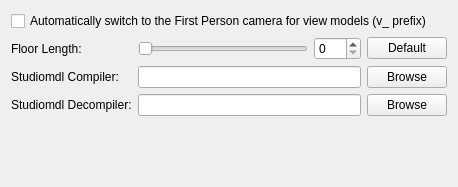
First picture: the form in src/tools/hlmv/ui/options/OptionsPageStudioModel.ui, repository SamVanheer/HalfLifeAssetManager, before the edit.
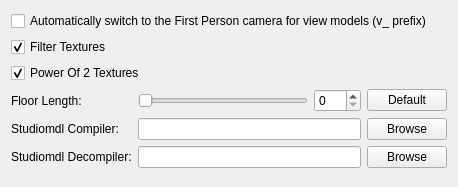
Second picture: the form after the edit.

Commit message: Add settings to the options dialog to control the default values for studiomodel "Filter Textures" & 'Power Of 2 Textures"

Patch:
```diff
--- a/src/tools/hlmv/ui/options/OptionsPageStudioModel.ui
+++ b/src/tools/hlmv/ui/options/OptionsPageStudioModel.ui
@@ -19,35 +19,86 @@
      <property name="bottomMargin">
       <number>0</number>
      </property>
-     <item row="1" column="0">
-      <widget class="QLabel" name="label">
+     <item row="4" column="0">
+      <widget class="QLabel" name="label_2">
        <property name="text">
-        <string>Floor Length:</string>
+        <string>Studiomdl Compiler:</string>
        </property>
       </widget>
      </item>
-     <item row="0" column="0" colspan="4">
-      <widget class="QCheckBox" name="AutodetectViewmodels">
+     <item row="5" column="3">
+      <widget class="QPushButton" name="BrowseDecompiler">
        <property name="text">
-        <string>Automatically switch to the First Person camera for view models (v_ prefix)</string>
+        <string>Browse</string>
        </property>
       </widget>
      </item>
-     <item row="1" column="2">
+     <item row="3" column="2">
       <widget class="QSpinBox" name="FloorLengthSpinner">
        <property name="maximum">
         <number>100</number>
        </property>
       </widget>
      </item>
-     <item row="1" column="3">
+     <item row="3" column="3">
       <widget class="QPushButton" name="ResetFloorLength">
        <property name="text">
         <string>Default</string>
        </property>
       </widget>
      </item>
-     <item row="4" column="0">
+     <item row="3" column="1">
+      <widget class="QSlider" name="FloorLengthSlider">
+       <property name="orientation">
+        <enum>Qt::Horizontal</enum>
+       </property>
+      </widget>
+     </item>
+     <item row="4" column="3">
+      <widget class="QPushButton" name="BrowseCompiler">
+       <property name="text">
+        <string>Browse</string>
+       </property>
+      </widget>
+     </item>
+     <item row="5" column="1" colspan="2">
+      <widget class="QLineEdit" name="Decompiler"/>
+     </item>
+     <item row="0" column="0" colspan="4">
+      <widget class="QCheckBox" name="AutodetectViewmodels">
+       <property name="text">
+        <string>Automatically switch to the First Person camera for view models (v_ prefix)</string>
+       </property>
+      </widget>
+     </item>
+     <item row="4" column="1" colspan="2">
+      <widget class="QLineEdit" name="Compiler"/>
+     </item>
+     <item row="5" column="0">
+      <widget class="QLabel" name="label_3">
+       <property name="text">
+        <string>Studiomdl Decompiler:</string>
+       </property>
+      </widget>
+     </item>
+     <item row="3" column="0">
+      <widget class="QLabel" name="label">
+       <property name="text">
+        <string>Floor Length:</string>
+       </property>
+      </widget>
+     </item>
+     <item row="1" column="0" colspan="4">
+      <widget class="QCheckBox" name="FilterTextures">
+       <property name="text">
+        <string>Filter Textures</string>
+       </property>
+       <property name="checked">
+        <bool>true</bool>
+       </property>
+      </widget>
+     </item>
+     <item row="6" column="0">
       <spacer name="verticalSpacer">
        <property name="orientation">
         <enum>Qt::Vertical</enum>
@@ -60,47 +111,16 @@
        </property>
       </spacer>
      </item>
-     <item row="2" column="0">
-      <widget class="QLabel" name="label_2">
+     <item row="2" column="0" colspan="4">
+      <widget class="QCheckBox" name="PowerOf2Textures">
        <property name="text">
-        <string>Studiomdl Compiler:</string>
+        <string>Power Of 2 Textures</string>
        </property>
-      </widget>
-     </item>
-     <item row="1" column="1">
-      <widget class="QSlider" name="FloorLengthSlider">
-       <property name="orientation">
-        <enum>Qt::Horizontal</enum>
+       <property name="checked">
+        <bool>true</bool>
        </property>
       </widget>
      </item>
-     <item row="3" column="0">
-      <widget class="QLabel" name="label_3">
-       <property name="text">
-        <string>Studiomdl Decompiler:</string>
-       </property>
-      </widget>
-     </item>
-     <item row="2" column="3">
-      <widget class="QPushButton" name="BrowseCompiler">
-       <property name="text">
-        <string>Browse</string>
-       </property>
-      </widget>
-     </item>
-     <item row="3" column="3">
-      <widget class="QPushButton" name="BrowseDecompiler">
-       <property name="text">
-        <string>Browse</string>
-       </property>
-      </widget>
-     </item>
-     <item row="3" column="1" colspan="2">
-      <widget class="QLineEdit" name="Decompiler"/>
-     </item>
-     <item row="2" column="1" colspan="2">
-      <widget class="QLineEdit" name="Compiler"/>
-     </item>
     </layout>
    </item>
   </layout>
```
The commit also changes 6 other files.
